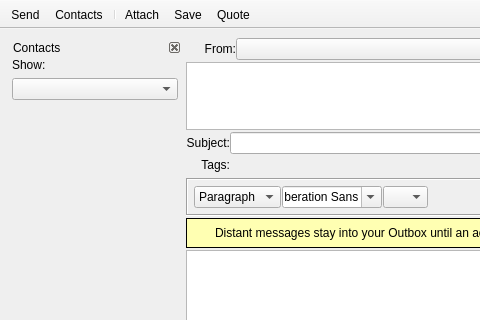
Qt form retroshare-gui/src/gui/msgs/MessageComposer.ui (RetroShare/RetroShare) before a commit; both pictures show x 0 to 480 and y 0 to 320 of the 814 by 696 pixel window.
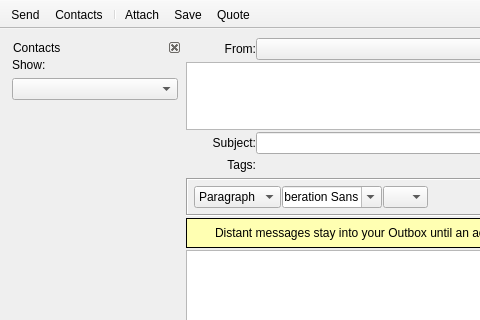
The same form after that commit. Icons and pictures are not drawn. Custom widgets are drawn as their Qt base class.

Commit message: Fixed label and combobox size

The edit to the form file:
```diff
--- a/retroshare-gui/src/gui/msgs/MessageComposer.ui
+++ b/retroshare-gui/src/gui/msgs/MessageComposer.ui
@@ -204,6 +204,12 @@
            </property>
            <item row="0" column="0">
             <widget class="QLabel" name="label_3">
+             <property name="minimumSize">
+              <size>
+               <width>70</width>
+               <height>0</height>
+              </size>
+             </property>
              <property name="text">
               <string>Subject:</string>
              </property>
@@ -937,7 +943,7 @@
             <widget class="QLabel" name="fromLabel">
              <property name="minimumSize">
               <size>
-               <width>50</width>
+               <width>70</width>
                <height>0</height>
               </size>
              </property>
```
The commit also changes 1 other file.
